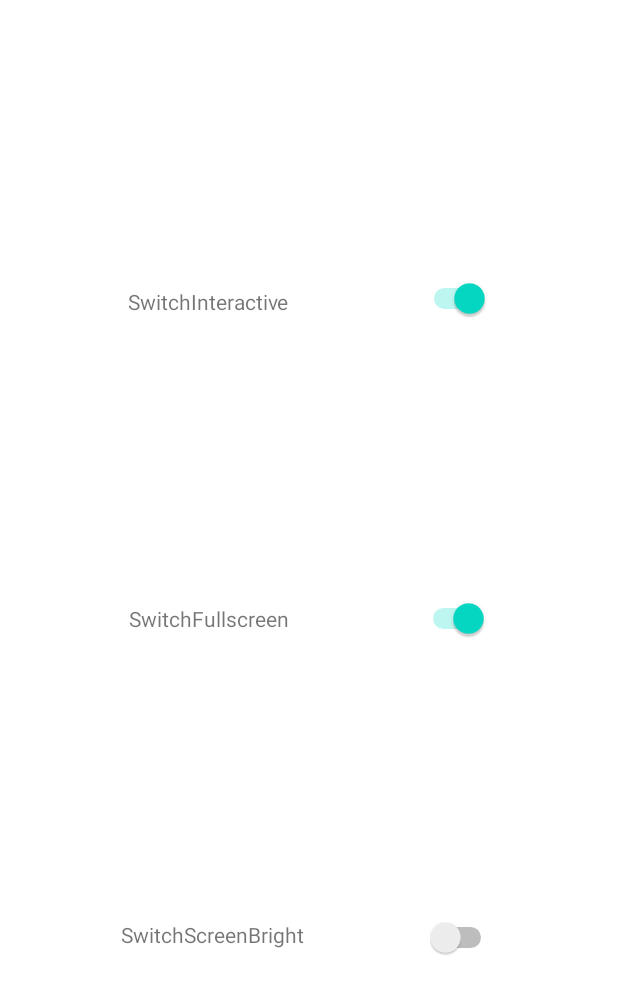
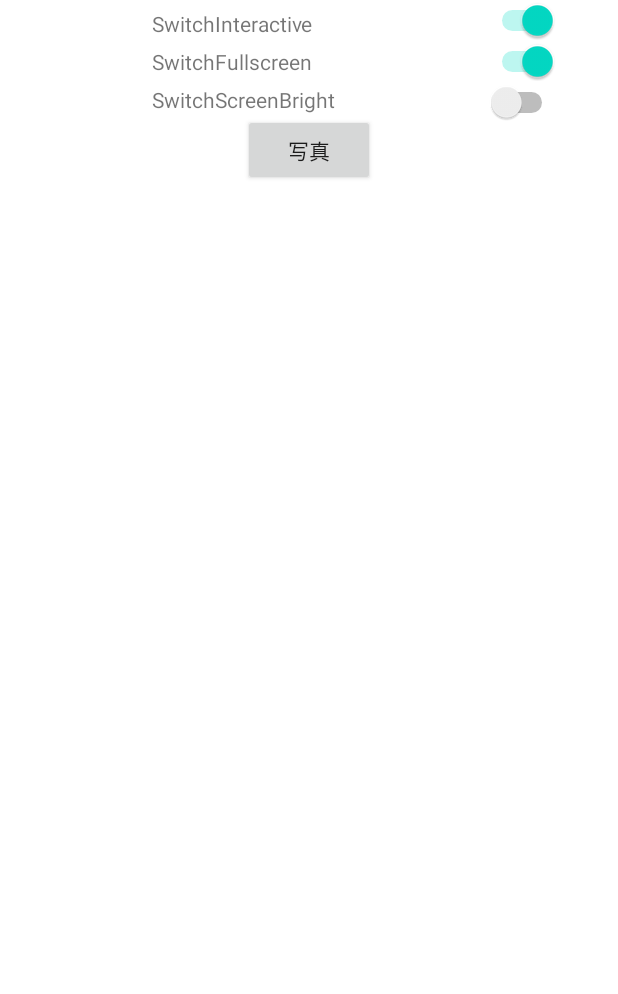
Before and after one commit to youcova428/screensaver, an Android app: the screen it shows after launch (MainActivity), on a phone screen of 412 x 824 dp. Shown: the top 994 px of the screen. Run offline under Robolectric (Android 15) with nearby library versions, the phone set to English and light mode, and no system bars.

Commit message:
画像読み取り　作業途中

```diff
--- a/app/src/main/java/com/example/screensaver/MainActivity.kt
+++ b/app/src/main/java/com/example/screensaver/MainActivity.kt
@@ -7,6 +7,7 @@ import android.os.Bundle
 import android.preference.Preference
 import android.provider.Settings
 import android.service.dreams.DreamService
+import android.widget.Button
 import android.widget.Switch
 import androidx.appcompat.app.AppCompatActivity
 import androidx.fragment.app.FragmentActivity
@@ -41,5 +42,13 @@ class MainActivity : FragmentActivity(){
             sharedPreferences.edit().putBoolean("isScreenBright",isChecked)
             sharedPreferences.edit().apply()
         }
+
+        val photoButton = findViewById<Button>(R.id.photo_button)
+        photoButton.setOnClickListener {
+            val intent = Intent(Intent.ACTION_OPEN_DOCUMENT)
+            intent.addCategory(Intent.CATEGORY_OPENABLE)
+            intent.setType("image/*")
+            startActivityForResult(intent,1000)
+        }
     }
 }
--- a/app/src/main/res/layout/activity_main.xml
+++ b/app/src/main/res/layout/activity_main.xml
@@ -1,70 +1,86 @@
 <?xml version="1.0" encoding="utf-8"?>
 <androidx.constraintlayout.widget.ConstraintLayout xmlns:android="http://schemas.android.com/apk/res/android"
+    xmlns:app="http://schemas.android.com/apk/res-auto"
     android:layout_width="match_parent"
-    android:layout_height="match_parent"
-    xmlns:app="http://schemas.android.com/apk/res-auto">
+    android:layout_height="match_parent">
 
     <TextView
         android:id="@+id/text_switch_interactive"
         android:layout_width="wrap_content"
         android:layout_height="wrap_content"
-       app:layout_constraintTop_toTopOf="parent"
+        android:text="SwitchInteractive"
         app:layout_constraintBottom_toTopOf="@id/text_switch_fullscreen"
-       app:layout_constraintStart_toStartOf="parent"
-       app:layout_constraintEnd_toStartOf="@id/switch_service_interactive"
         app:layout_constraintHorizontal_chainStyle="spread"
-       android:text="SwitchInteractive"/>
+
+        app:layout_constraintStart_toStartOf="@id/text_switch_screenbright"
+        app:layout_constraintTop_toTopOf="parent" />
 
     <Switch
         android:id="@+id/switch_service_interactive"
         android:layout_width="wrap_content"
         android:layout_height="wrap_content"
-        app:layout_constraintTop_toTopOf="parent"
+        android:layout_marginEnd="40dp"
         app:layout_constraintBottom_toTopOf="@id/switch_service_fullscreen"
-        app:layout_constraintStart_toEndOf="@id/text_switch_interactive"
+        app:layout_constraintEnd_toEndOf="parent"
         app:layout_constraintHorizontal_chainStyle="spread"
-        app:layout_constraintEnd_toEndOf="parent"/>
+        app:layout_constraintTop_toTopOf="parent" />
 
     <TextView
         android:id="@+id/text_switch_fullscreen"
         android:layout_width="wrap_content"
         android:layout_height="wrap_content"
-        app:layout_constraintTop_toBottomOf="@id/text_switch_interactive"
+        android:text="SwitchFullscreen"
         app:layout_constraintBottom_toTopOf="@id/text_switch_screenbright"
-        app:layout_constraintStart_toStartOf="parent"
-        app:layout_constraintEnd_toStartOf="@id/switch_service_fullscreen"
         app:layout_constraintHorizontal_chainStyle="spread"
-        android:text="SwitchFullscreen"/>
+        app:layout_constraintStart_toStartOf="@id/text_switch_screenbright"
+        app:layout_constraintTop_toBottomOf="@id/text_switch_interactive" />
 
     <Switch
         android:id="@+id/switch_service_fullscreen"
         android:layout_width="wrap_content"
         android:layout_height="wrap_content"
-        app:layout_constraintTop_toBottomOf="@id/switch_service_interactive"
+        android:layout_marginEnd="40dp"
         app:layout_constraintBottom_toTopOf="@id/switch_service_screenbright"
-        app:layout_constraintStart_toEndOf="@id/text_switch_fullscreen"
+        app:layout_constraintEnd_toEndOf="parent"
         app:layout_constraintHorizontal_chainStyle="spread"
-        app:layout_constraintEnd_toEndOf="parent"/>
+        app:layout_constraintTop_toBottomOf="@id/switch_service_interactive" />
 
     <TextView
         android:id="@+id/text_switch_screenbright"
         android:layout_width="wrap_content"
         android:layout_height="wrap_content"
-        app:layout_constraintTop_toBottomOf="@id/text_switch_fullscreen"
-        app:layout_constraintBottom_toBottomOf="parent"
-        app:layout_constraintStart_toStartOf="parent"
+        android:text="SwitchScreenBright"
+        app:layout_constraintBottom_toBottomOf="@id/switch_service_screenbright"
         app:layout_constraintEnd_toStartOf="@id/switch_service_screenbright"
         app:layout_constraintHorizontal_chainStyle="spread"
-        android:text="SwitchScreenBright"/>
+        app:layout_constraintStart_toStartOf="parent"
+        app:layout_constraintTop_toBottomOf="@id/text_switch_fullscreen" />
 
     <Switch
         android:id="@+id/switch_service_screenbright"
         android:layout_width="wrap_content"
         android:layout_height="wrap_content"
-        app:layout_constraintTop_toBottomOf="@id/switch_service_fullscreen"
+        android:layout_marginEnd="40dp"
+        app:layout_constraintEnd_toEndOf="parent"
+        app:layout_constraintHorizontal_chainStyle="spread"
+        app:layout_constraintTop_toBottomOf="@id/switch_service_fullscreen" />
+
+    <Button
+        android:id="@+id/photo_button"
+        android:layout_width="wrap_content"
+        android:layout_height="wrap_content"
+        app:layout_constraintTop_toBottomOf="@id/text_switch_screenbright"
+        app:layout_constraintStart_toStartOf="parent"
+        app:layout_constraintEnd_toEndOf="parent"
+        android:text="写真"/>
+
+    <ImageView
+        android:id="@+id/image_view"
+        android:layout_width="wrap_content"
+        android:layout_height="wrap_content"
         app:layout_constraintBottom_toBottomOf="parent"
-        app:layout_constraintStart_toEndOf="@id/text_switch_screenbright"
-        app:layout_constraintHorizontal_chainStyle="spread"
-        app:layout_constraintEnd_toEndOf="parent"/>
+        app:layout_constraintEnd_toEndOf="parent"
+        app:layout_constraintStart_toStartOf="parent"
+        app:layout_constraintTop_toBottomOf="@id/switch_service_screenbright" />
 
 </androidx.constraintlayout.widget.ConstraintLayout>
```
Lines whose indentation alone changed are shown as unchanged.
